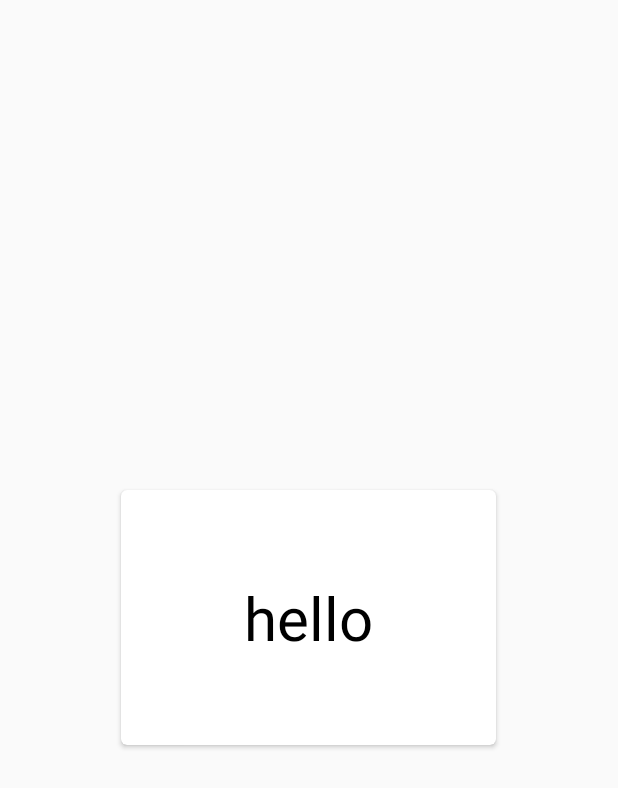
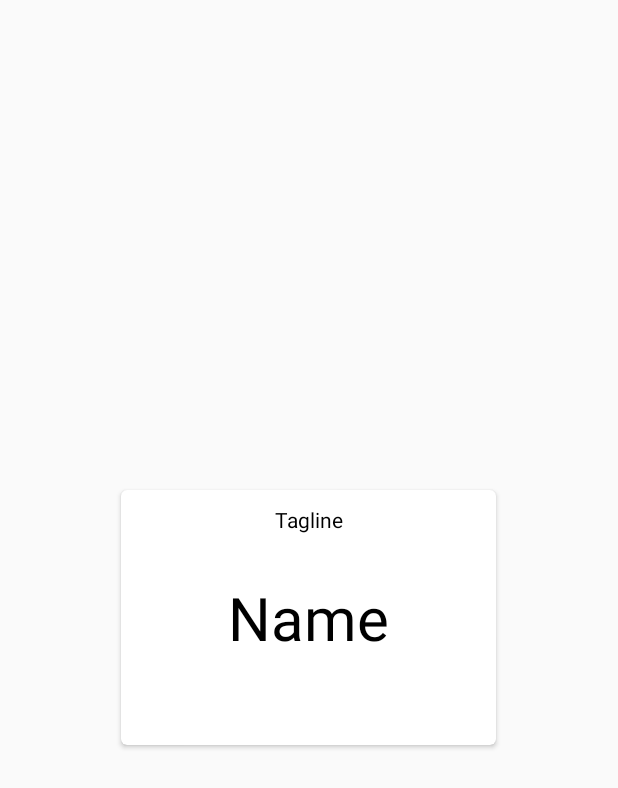
Before and after one commit to james-bonifacio/Explore-App, an Android app: the layout item.xml on its own in the app's theme, with its tools: preview values and no code run, on a phone screen of 412 x 824 dp. Shown: the top 788 px of the screen. Run offline under Robolectric (Android 15) with nearby library versions, the phone set to English and light mode, and no system bars.

Commit message:
More card ui changes

```diff
--- a/app/src/main/res/layout/item.xml
+++ b/app/src/main/res/layout/item.xml
@@ -35,9 +35,19 @@
                 android:textSize="40sp"
                 android:textColor="@android:color/black"
                 android:gravity="center"
-                tools:text="hello"
+                tools:text="Name"
                 android:layout_width="match_parent"
                 android:layout_height="match_parent" />
+
+            <TextView
+                android:id="@+id/tagline"
+                tools:textSize="20sp"
+                android:textColor="@android:color/black"
+                android:gravity="center"
+                tools:text="Tagline"
+
+                android:layout_width="match_parent"
+                android:layout_height="40dp" />
 
         </FrameLayout>
 
```
Also changed, not shown: app/src/main/java/com/example/james/exploreapp/LocationArrayAdapter.java (added, +44 -0 lines), app/src/main/java/com/example/james/exploreapp/SwipeActivity.java (+13 -14 lines).
